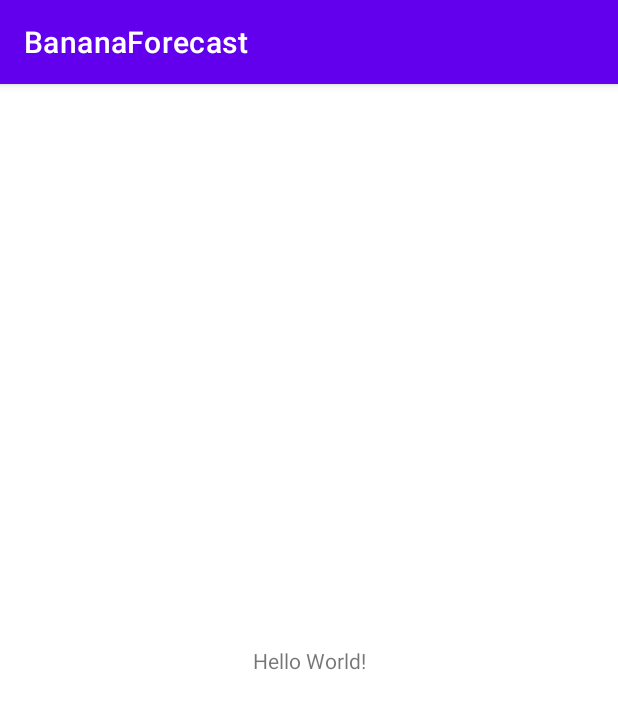
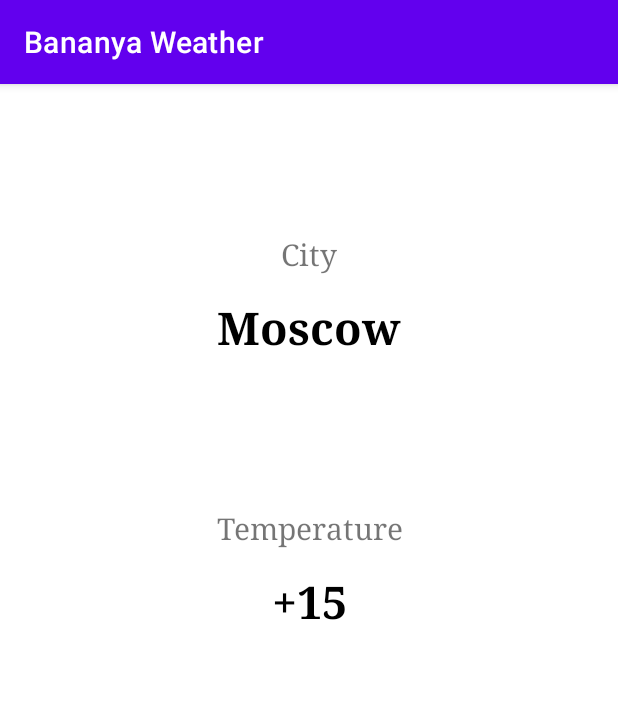
Before and after one commit to AnyaBananya/Androidik, an Android app: the screen it shows after launch (MainActivity), on a phone screen of 412 x 824 dp. Shown: the top 709 px of the screen. Run offline under Robolectric (Android 15) with nearby library versions, the light colour scheme and no system bars.

Commit message:
Добавлен макет для приложения с прогнозом погоды, с выделением ресурсов

```diff
--- a/app/src/main/res/layout/activity_main.xml
+++ b/app/src/main/res/layout/activity_main.xml
@@ -7,12 +7,54 @@
     tools:context=".MainActivity">
 
     <TextView
-        android:layout_width="wrap_content"
+        android:id="@+id/label_city"
+        android:layout_width="match_parent"
         android:layout_height="wrap_content"
-        android:text="Hello World!"
-        app:layout_constraintBottom_toBottomOf="parent"
+        android:layout_marginTop="@dimen/mainIndent"
+        android:gravity="center"
+        android:text="@string/label_city"
+        android:theme="@style/SimpleText"
+        app:layout_constraintBottom_toTopOf="@id/text_city"
         app:layout_constraintLeft_toLeftOf="parent"
         app:layout_constraintRight_toRightOf="parent"
         app:layout_constraintTop_toTopOf="parent" />
 
+    <TextView
+        android:id="@+id/text_city"
+        android:layout_width="match_parent"
+        android:layout_height="wrap_content"
+        android:layout_marginTop="@dimen/simpleIndent"
+        android:gravity="center"
+        android:text="@string/city"
+        android:theme="@style/HeaderText"
+        app:layout_constraintBottom_toTopOf="@id/label_temp"
+        app:layout_constraintLeft_toLeftOf="parent"
+        app:layout_constraintRight_toRightOf="parent"
+        app:layout_constraintTop_toBottomOf="@id/label_city" />
+
+    <TextView
+        android:id="@+id/label_temp"
+        android:layout_width="match_parent"
+        android:layout_height="wrap_content"
+        android:layout_marginTop="@dimen/mainIndent"
+        android:gravity="center"
+        android:text="@string/label_cur_temp"
+        android:theme="@style/SimpleText"
+        app:layout_constraintBottom_toTopOf="@id/text_curr_temp"
+        app:layout_constraintLeft_toLeftOf="parent"
+        app:layout_constraintRight_toRightOf="parent"
+        app:layout_constraintTop_toBottomOf="@id/text_city" />
+
+    <TextView
+        android:id="@+id/text_curr_temp"
+        android:layout_width="match_parent"
+        android:layout_height="wrap_content"
+        android:layout_marginTop="@dimen/simpleIndent"
+        android:gravity="center"
+        android:text="@string/cur_temp"
+        android:theme="@style/HeaderText"
+        app:layout_constraintLeft_toLeftOf="parent"
+        app:layout_constraintRight_toRightOf="parent"
+        app:layout_constraintTop_toBottomOf="@id/label_temp" />
+
 </androidx.constraintlayout.widget.ConstraintLayout>
--- /dev/null
+++ b/app/src/main/res/values/dimens.xml
@@ -0,0 +1,10 @@
+<?xml version="1.0" encoding="utf-8"?>
+<resources>
+    <!-- Размер шрифта -->
+    <dimen name="mainText">20sp</dimen>
+    <dimen name="header">30sp</dimen>
+
+    <!-- Отступы -->
+    <dimen name="mainIndent">100dp</dimen>
+    <dimen name="simpleIndent">15dp</dimen>
+</resources>
--- a/app/src/main/res/values/strings.xml
+++ b/app/src/main/res/values/strings.xml
@@ -1,3 +1,7 @@
 <resources>
-    <string name="app_name">BananaForecast</string>
+    <string name="app_name">Bananya Weather</string>
+    <string name="label_city">City</string>
+    <string name="label_cur_temp">Temperature</string>
+    <string name="city">Moscow</string>
+    <string name="cur_temp">+15</string>
 </resources>
--- a/app/src/main/res/values/themes.xml
+++ b/app/src/main/res/values/themes.xml
@@ -13,4 +13,14 @@
         <item name="android:statusBarColor" tools:targetApi="l">?attr/colorPrimaryVariant</item>
         <!-- Customize your theme here. -->
     </style>
+    <style name = "HeaderText">
+        <item name = "android:textSize">@dimen/header</item>
+        <item name = "android:textColor">@color/black</item>
+        <item name="android:fontFamily">serif</item>
+        <item name="android:textStyle">bold</item>
+    </style>
+    <style name = "SimpleText">
+        <item name = "android:textSize">@dimen/mainText</item>
+        <item name="android:fontFamily">serif</item>
+    </style>
 </resources>
```
Also changed, not shown: 2 other files.
